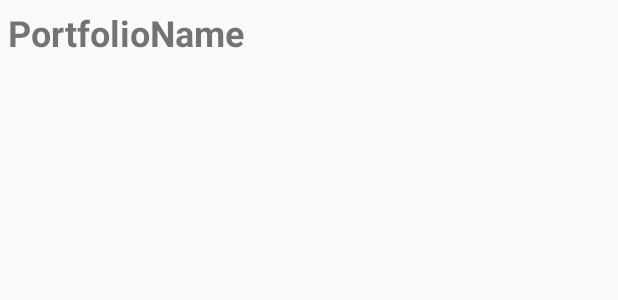
After one commit to benhasselgren/portfolio-balancer, an Android app: the layout portfolio_entry.xml on its own in the app's theme, with its tools: preview values and no code run, on a phone screen of 412 x 824 dp. The commit adds this screen. Shown: the top 300 px of the screen. Run offline under Robolectric (Android 15) with nearby library versions, the phone set to English and light mode, and no system bars.

Commit message:
Added PortfolioDetails class

```diff
--- /dev/null
+++ b/app/src/main/java/com/example/portfoliobalancer/PortfolioDetails.java
@@ -0,0 +1,6 @@
+package com.example.portfoliobalancer;
+
+import androidx.appcompat.app.AppCompatActivity;
+
+public class PortfolioDetails extends AppCompatActivity {
+}
--- /dev/null
+++ b/app/src/main/res/layout/portfolio_entry.xml
@@ -0,0 +1,17 @@
+<?xml version="1.0" encoding="utf-8"?>
+<RelativeLayout xmlns:android="http://schemas.android.com/apk/res/android"
+    android:layout_width="match_parent"
+    android:layout_height="wrap_content"
+    android:orientation="horizontal"
+    android:padding="5dip" >
+
+    <!-- Place name -->
+    <TextView
+    android:id="@+id/entry_location_name"
+    android:layout_width="wrap_content"
+    android:layout_height="wrap_content"
+    android:text="PortfolioName"
+    android:textSize="24sp"
+    android:textStyle="bold" />
+
+</RelativeLayout>
```
Also changed, not shown: app/src/main/java/com/example/portfoliobalancer/PortfoliosHolder.java (+31 -2 lines).
